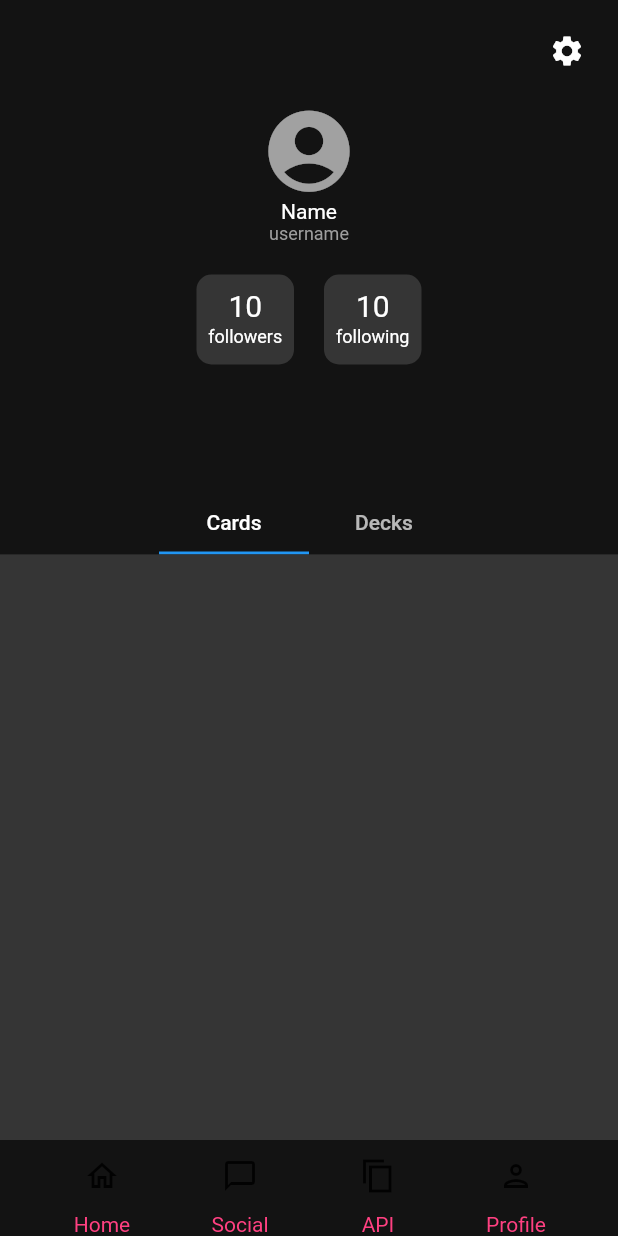
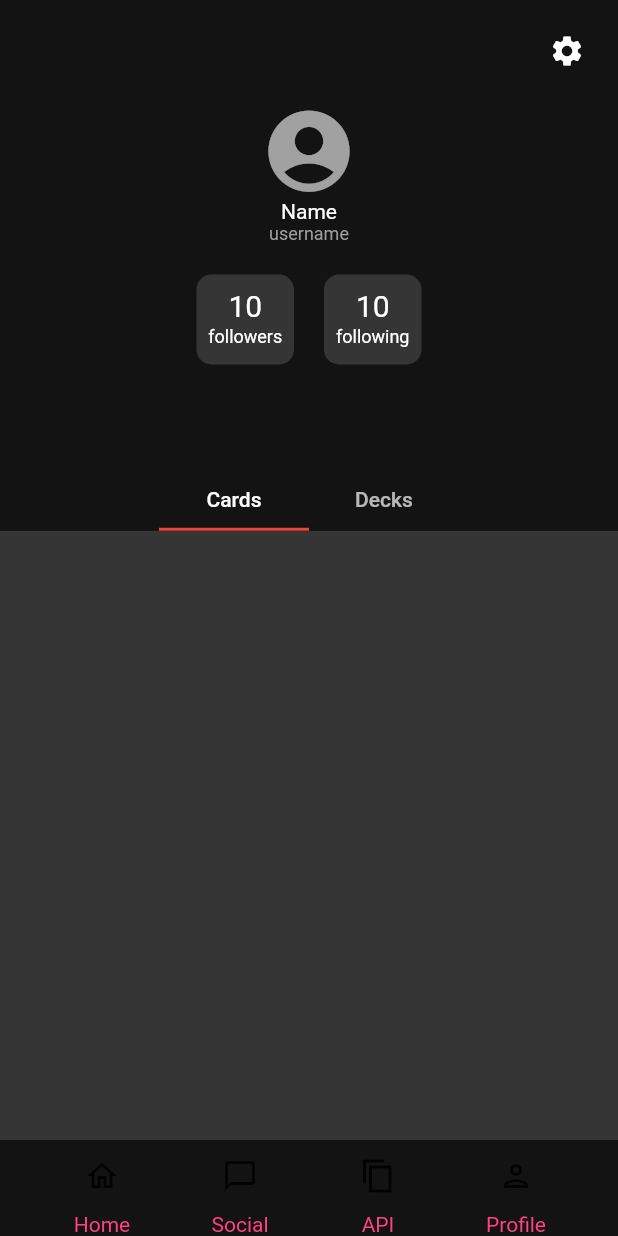
Before and after one commit to Icefenix7198/CITM-API-MTG_Moviles, a Flutter app: the UserScreen screen opened by its route, on a phone screen of 412 x 824 dp. Run offline on Flutter 3.47's test engine with Material 2 defaults, Android fonts, the phone set to English and light mode, and no system bars.

Commit message:
tabBar widget

```diff
--- a/api_mtg/lib/Screens/user_screen.dart
+++ b/api_mtg/lib/Screens/user_screen.dart
@@ -1,5 +1,4 @@
-import 'dart:math';
-
+import 'package:api_mtg/widgets/TabBarCards.dart';
 import 'package:api_mtg/widgets/navigator_bar.dart';
 import 'package:flutter/material.dart';
 
@@ -65,14 +64,24 @@ class UserScreen extends StatelessWidget {
             ),
           ),
           Expanded(
-            flex: 60,
+            flex: 65,
             child: Column(
               children: [
-                const SizedBox(height: 40, width: 200,child: TabBarCards(),),
+                const SizedBox(
+                  height: 40,
+                  width: 200,
+                  child: TabBarCards(
+                    tabs: [
+                      Tab(
+                        text: "Cards",
+                      ),
+                      Tab(text: "Decks"),
+                    ],
+                  ),
+                ),
                 Expanded(
                   child: Container(
                     color: const Color.fromARGB(255, 53, 53, 53),
-
                   ),
                 ),
                 const NavigatorBarra(
@@ -83,47 +92,6 @@ class UserScreen extends StatelessWidget {
           ),
         ],
       ),
-    );
-  }
-}
-
-class TabBarCards extends StatefulWidget {
-  const TabBarCards({
-    super.key,
-  });
-
-  @override
-  State<TabBarCards> createState() => _TabBarCardsState();
-}
-
-class _TabBarCardsState extends State<TabBarCards>
-    with SingleTickerProviderStateMixin {
-  late TabController _tabController;
-
-  @override
-  void initState() {
-    super.initState();
-    _tabController = TabController(vsync: this, length: 2);
-  }
-
-  @override
-  void dispose() {
-    _tabController.dispose();
-    super.dispose();
-  }
-
-  @override
-  Widget build(BuildContext context) {
-    return TabBar(
-      controller: _tabController,
-      tabs: const [
-        Tab(
-          text: "Cards",
-        ),
-        Tab(
-          text: "Decks",
-        )
-      ],
     );
   }
 }
--- /dev/null
+++ b/api_mtg/lib/widgets/TabBarCards.dart
@@ -0,0 +1,39 @@
+import 'package:flutter/material.dart';
+
+class TabBarCards extends StatefulWidget {
+  const TabBarCards({
+    super.key,
+    required this.tabs,
+  });
+
+  final List<Tab> tabs;
+
+  @override
+  State<TabBarCards> createState() => _TabBarCardsState();
+}
+
+class _TabBarCardsState extends State<TabBarCards>
+    with SingleTickerProviderStateMixin {
+  late TabController _tabController;
+
+  @override
+  void initState() {
+    super.initState();
+    _tabController = TabController(vsync: this, length: widget.tabs.length);
+  }
+
+  @override
+  void dispose() {
+    _tabController.dispose();
+    super.dispose();
+  }
+
+  @override
+  Widget build(BuildContext context) {
+    return TabBar(
+      indicatorColor: Colors.red,
+      controller: _tabController,
+      tabs: widget.tabs,
+    );
+  }
+}
```
